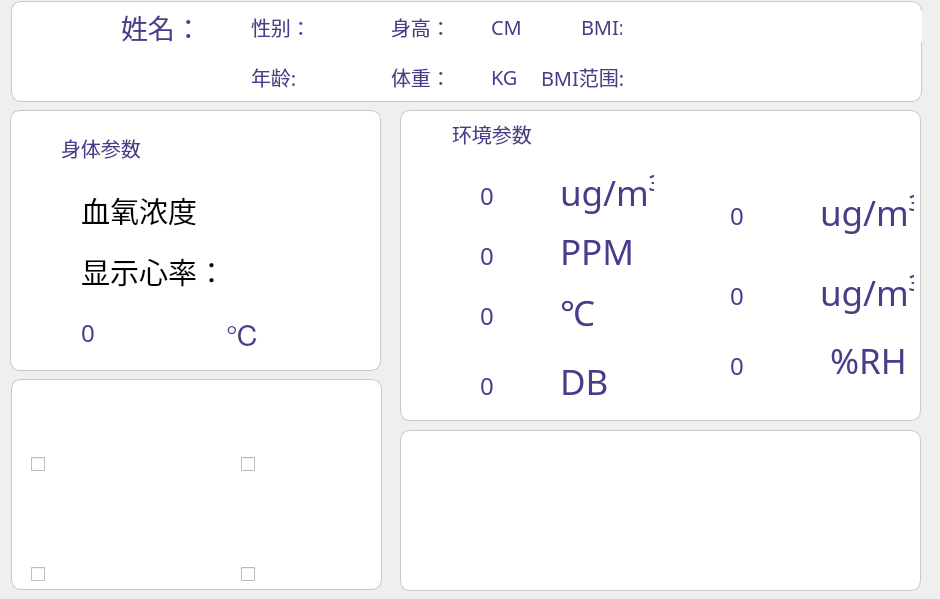
Qt form STM32Smart_home_health/Smart_home_health_Qt/Smart_health/health_home.ui (heart321/STM32Smart_home_health) before a commit.
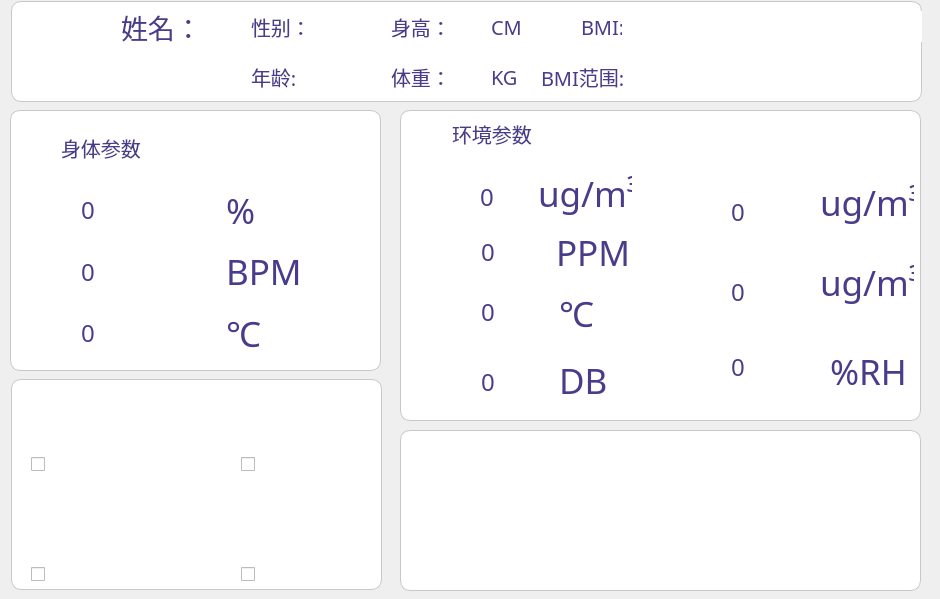
The same form after that commit. Icons and pictures are not drawn. Custom widgets are drawn as their Qt base class.

The edit to the form file:
```diff
--- a/STM32Smart_home_health/Smart_home_health_Qt/Smart_health/health_home.ui
+++ b/STM32Smart_home_health/Smart_home_health_Qt/Smart_health/health_home.ui
@@ -161,21 +161,40 @@
        <widget class="QLabel" name="label_heartRate">
         <property name="font">
          <font>
-          <pointsize>22</pointsize>
+          <family>阿里妈妈东方大楷</family>
+          <pointsize>18</pointsize>
          </font>
         </property>
         <property name="styleSheet">
-         <string notr="true">background-color: rgb(255, 255, 255);</string>
+         <string notr="true">	background-color: rgb(255, 255, 255);
+    color: rgb(72,61,139);  /* 字体颜色 */</string>
         </property>
         <property name="text">
-         <string>显示心率：</string>
+         <string>0</string>
+        </property>
+       </widget>
+      </item>
+      <item>
+       <widget class="QLabel" name="label_33">
+        <property name="font">
+         <font>
+          <family>阿里妈妈东方大楷</family>
+          <pointsize>26</pointsize>
+         </font>
+        </property>
+        <property name="styleSheet">
+         <string notr="true">	background-color: rgb(255, 255, 255);
+    color: rgb(72,61,139);  /* 字体颜色 */</string>
+        </property>
+        <property name="text">
+         <string>BPM</string>
         </property>
        </widget>
       </item>
      </layout>
     </item>
     <item row="1" column="0">
-     <layout class="QHBoxLayout" name="horizontalLayout" stretch="0,0">
+     <layout class="QHBoxLayout" name="horizontalLayout" stretch="0,0,0">
       <property name="spacing">
        <number>0</number>
       </property>
@@ -220,8 +239,8 @@
        <widget class="QLabel" name="label_bloodOxygen">
         <property name="font">
          <font>
-          <family>宋体</family>
-          <pointsize>22</pointsize>
+          <family>阿里妈妈东方大楷</family>
+          <pointsize>18</pointsize>
           <bold>false</bold>
           <kerning>true</kerning>
          </font>
@@ -230,10 +249,11 @@
          <bool>false</bool>
         </property>
         <property name="styleSheet">
-         <string notr="true">background-color: rgb(255, 255, 255);</string>
+         <string notr="true">	background-color: rgb(255, 255, 255);
+    color: rgb(72,61,139);  /* 字体颜色 */</string>
         </property>
         <property name="text">
-         <string>血氧浓度</string>
+         <string>0</string>
         </property>
         <property name="textFormat">
          <enum>Qt::AutoText</enum>
@@ -243,6 +263,23 @@
         </property>
        </widget>
       </item>
+      <item>
+       <widget class="QLabel" name="label_32">
+        <property name="font">
+         <font>
+          <family>阿里妈妈东方大楷</family>
+          <pointsize>26</pointsize>
+         </font>
+        </property>
+        <property name="styleSheet">
+         <string notr="true">	background-color: rgb(255, 255, 255);
+    color: rgb(72,61,139);  /* 字体颜色 */</string>
+        </property>
+        <property name="text">
+         <string>%</string>
+        </property>
+       </widget>
+      </item>
      </layout>
     </item>
     <item row="3" column="0">
@@ -302,7 +339,8 @@
        <widget class="QLabel" name="label_28">
         <property name="font">
          <font>
-          <pointsize>22</pointsize>
+          <family>阿里妈妈东方大楷</family>
+          <pointsize>26</pointsize>
          </font>
         </property>
         <property name="styleSheet">
@@ -344,9 +382,9 @@
     <property name="geometry">
      <rect>
       <x>80</x>
-      <y>70</y>
-      <width>71</width>
-      <height>31</height>
+      <y>61</y>
+      <width>61</width>
+      <height>51</height>
      </rect>
     </property>
     <property name="font">
@@ -366,10 +404,10 @@
    <widget class="QLabel" name="label_HCHO">
     <property name="geometry">
      <rect>
-      <x>330</x>
-      <y>90</y>
+      <x>331</x>
+      <y>81</y>
       <width>81</width>
-      <height>31</height>
+      <height>41</height>
      </rect>
     </property>
     <property name="font">
@@ -389,10 +427,10 @@
    <widget class="QLabel" name="label_CO2">
     <property name="geometry">
      <rect>
-      <x>80</x>
-      <y>130</y>
+      <x>81</x>
+      <y>121</y>
       <width>71</width>
-      <height>31</height>
+      <height>41</height>
      </rect>
     </property>
     <property name="font">
@@ -412,10 +450,10 @@
    <widget class="QLabel" name="label_PM25">
     <property name="geometry">
      <rect>
-      <x>330</x>
-      <y>170</y>
-      <width>81</width>
-      <height>31</height>
+      <x>331</x>
+      <y>161</y>
+      <width>91</width>
+      <height>41</height>
      </rect>
     </property>
     <property name="font">
@@ -435,10 +473,10 @@
    <widget class="QLabel" name="label_temp">
     <property name="geometry">
      <rect>
-      <x>80</x>
-      <y>190</y>
-      <width>71</width>
-      <height>31</height>
+      <x>81</x>
+      <y>181</y>
+      <width>81</width>
+      <height>41</height>
      </rect>
     </property>
     <property name="font">
@@ -458,10 +496,10 @@
    <widget class="QLabel" name="label_humi">
     <property name="geometry">
      <rect>
-      <x>330</x>
-      <y>240</y>
-      <width>71</width>
-      <height>31</height>
+      <x>331</x>
+      <y>231</y>
+      <width>91</width>
+      <height>51</height>
      </rect>
     </property>
     <property name="font">
@@ -481,10 +519,10 @@
    <widget class="QLabel" name="label_db">
     <property name="geometry">
      <rect>
-      <x>80</x>
-      <y>260</y>
-      <width>71</width>
-      <height>31</height>
+      <x>81</x>
+      <y>251</y>
+      <width>81</width>
+      <height>41</height>
      </rect>
     </property>
     <property name="font">
@@ -574,7 +612,7 @@
    <widget class="QLabel" name="label_5">
     <property name="geometry">
      <rect>
-      <x>12</x>
+      <x>13</x>
       <y>65</y>
       <width>61</width>
       <height>41</height>
@@ -815,7 +853,7 @@
     <property name="geometry">
      <rect>
       <x>260</x>
-      <y>230</y>
+      <y>240</y>
       <width>61</width>
       <height>41</height>
      </rect>
@@ -855,7 +893,7 @@
     <property name="geometry">
      <rect>
       <x>420</x>
-      <y>80</y>
+      <y>70</y>
       <width>94</width>
       <height>45</height>
      </rect>
@@ -878,9 +916,9 @@
     <property name="geometry">
      <rect>
       <x>430</x>
-      <y>230</y>
+      <y>240</y>
       <width>74</width>
-      <height>41</height>
+      <height>43</height>
      </rect>
     </property>
     <property name="font">
@@ -901,7 +939,7 @@
     <property name="geometry">
      <rect>
       <x>420</x>
-      <y>160</y>
+      <y>150</y>
       <width>94</width>
       <height>45</height>
      </rect>
@@ -923,10 +961,10 @@
    <widget class="QLabel" name="label_27">
     <property name="geometry">
      <rect>
-      <x>160</x>
-      <y>250</y>
-      <width>47</width>
-      <height>43</height>
+      <x>159</x>
+      <y>251</y>
+      <width>71</width>
+      <height>39</height>
      </rect>
     </property>
     <property name="font">
@@ -946,8 +984,8 @@
    <widget class="QLabel" name="label_23">
     <property name="geometry">
      <rect>
-      <x>160</x>
-      <y>120</y>
+      <x>156</x>
+      <y>121</y>
       <width>74</width>
       <height>43</height>
      </rect>
@@ -969,8 +1007,8 @@
    <widget class="QLabel" name="label_25">
     <property name="geometry">
      <rect>
-      <x>160</x>
-      <y>180</y>
+      <x>159</x>
+      <y>181</y>
       <width>37</width>
       <height>45</height>
      </rect>
@@ -992,8 +1030,8 @@
    <widget class="QLabel" name="label_21">
     <property name="geometry">
      <rect>
-      <x>160</x>
-      <y>60</y>
+      <x>138</x>
+      <y>61</y>
       <width>94</width>
       <height>45</height>
      </rect>
```
